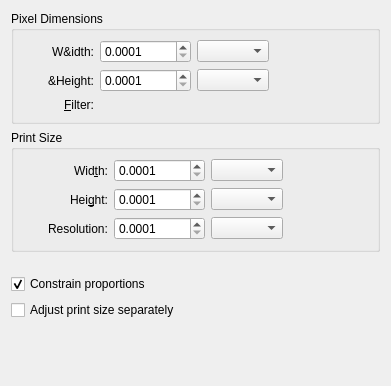
Qt form plugins/extensions/imagesize/wdg_imagesize.ui (KDE/krita) before a commit.
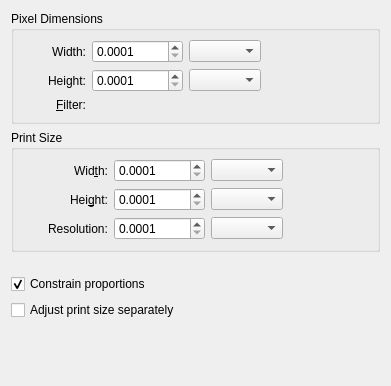
The same form after that commit. Custom widgets are drawn as their Qt base class.

Patch:
```diff
--- a/plugins/extensions/imagesize/wdg_imagesize.ui
+++ b/plugins/extensions/imagesize/wdg_imagesize.ui
@@ -67,7 +67,7 @@
       <item row="0" column="1">
        <widget class="QLabel" name="lblPixelWidth">
         <property name="text">
-         <string>W&amp;idth:</string>
+         <string>Width:</string>
         </property>
         <property name="alignment">
          <set>Qt::AlignRight|Qt::AlignTrailing|Qt::AlignVCenter</set>
@@ -100,7 +100,7 @@
       <item row="1" column="1">
        <widget class="QLabel" name="lblPixelHeight">
         <property name="text">
-         <string>&amp;Height:</string>
+         <string>Height:</string>
         </property>
         <property name="alignment">
          <set>Qt::AlignRight|Qt::AlignTrailing|Qt::AlignVCenter</set>
```
